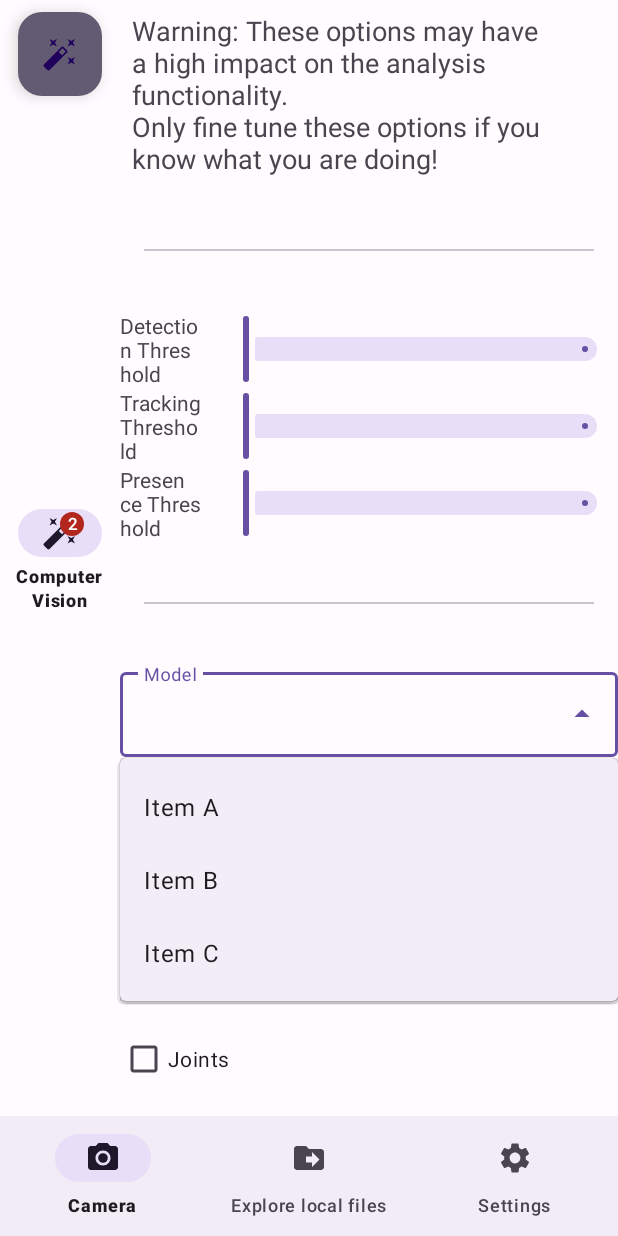
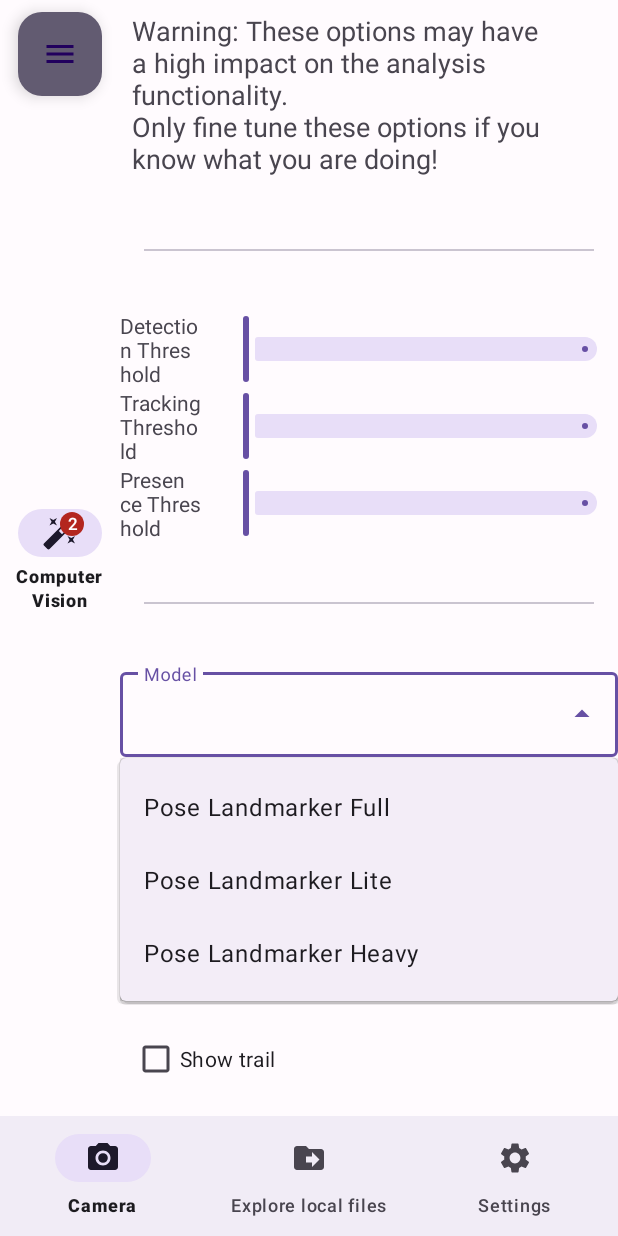
Before and after one commit to EspylArva/climbing-muse-kotlin, an Android app: the SettingsFragment screen opened through its navigation route, after a tap on an icon or button, on a phone screen of 412 x 824 dp. Run offline under Robolectric (Android 15) with nearby library versions, the phone set to English and light mode, and no system bars; our stand-ins replace Timber, data binding, navigation-ui; libraries missing offline, so code that uses them is left out: androidx.camera.core, androidx.camera.lifecycle, com.google.mediapipe.tasks; 12 statements that could not run were skipped; 1 other tap on this screen came first.

Commit message:
Binding Computer Vision Model (two way binding).

```diff
--- a/app/build.gradle
+++ b/app/build.gradle
@@ -1,6 +1,7 @@
 plugins {
     id 'com.android.application'
     id 'org.jetbrains.kotlin.android'
+    id 'kotlin-kapt'
 }
 
 android {
@@ -31,6 +32,7 @@
     }
     buildFeatures {
         viewBinding true
+        dataBinding true
     }
 }
 
--- /dev/null
+++ b/app/src/main/java/com/iteration/climbingmuse/ui/MaterialViewHelper.kt
@@ -0,0 +1,4 @@
+package com.iteration.climbingmuse.ui
+
+class MaterialViewHelper {
+}
--- a/app/src/main/java/com/iteration/climbingmuse/ui/camera/CameraFragment.kt
+++ b/app/src/main/java/com/iteration/climbingmuse/ui/camera/CameraFragment.kt
@@ -24,7 +24,7 @@
 import androidx.lifecycle.ViewModelProvider
 import androidx.navigation.Navigation
 import com.google.mediapipe.tasks.vision.core.RunningMode
-import com.iteration.climbingmuse.PoseLandmarkerHelper
+import com.iteration.climbingmuse.analysis.PoseLandmarkerHelper
 import com.iteration.climbingmuse.R
 import com.iteration.climbingmuse.analysis.*
 import com.iteration.climbingmuse.app.PermissionsFragment
--- a/app/src/main/java/com/iteration/climbingmuse/ui/settings/ComputerVisionSettingsFragment.kt
+++ b/app/src/main/java/com/iteration/climbingmuse/ui/settings/ComputerVisionSettingsFragment.kt
@@ -4,16 +4,25 @@
 import android.view.LayoutInflater
 import android.view.View
 import android.view.ViewGroup
+import android.widget.Toast
+import androidx.core.view.children
+import androidx.core.widget.doOnTextChanged
+import androidx.databinding.DataBindingUtil
 import androidx.fragment.app.Fragment
 import androidx.fragment.app.activityViewModels
 import androidx.lifecycle.ViewModelProvider
+import com.google.android.material.checkbox.MaterialCheckBox
 import com.google.android.material.textfield.MaterialAutoCompleteTextView
 import com.google.android.material.textfield.TextInputLayout
+import com.iteration.climbingmuse.R
+import com.iteration.climbingmuse.analysis.PoseLandmarkerHelper
 import com.iteration.climbingmuse.databinding.FragmentComputerVisionSettingsBinding
+import com.iteration.climbingmuse.ui.MaterialViewHelper.Companion.setSubCheckboxes
 
 class ComputerVisionSettingsFragment : Fragment() {
 
     private var _binding: FragmentComputerVisionSettingsBinding? = null
+    private lateinit var vm: SettingsViewModel
 
     // This property is only valid between onCreateView and
     // onDestroyView.
@@ -24,20 +33,21 @@
         container: ViewGroup?,
         savedInstanceState: Bundle?
     ): View {
-        val vm = ViewModelProvider(this).get(SettingsViewModel::class.java)
-
-        _binding = FragmentComputerVisionSettingsBinding.inflate(inflater, container, false)
-        val root: View = binding.root
-
-        val modelDropdown = binding.menuModel
-        setupDropdown(modelDropdown)
-
-
-        return root
+        vm = ViewModelProvider(this).get(SettingsViewModel::class.java)
+//        _binding = FragmentComputerVisionSettingsBinding.inflate(inflater, container, false)
+        _binding = DataBindingUtil.inflate(inflater, R.layout.fragment_computer_vision_settings, container, false)
+        binding.lifecycleOwner = this;
+        binding.viewmodel = vm
+        return binding.root
     }
 
-    private fun setupDropdown(modelDropdown: TextInputLayout) {
-        (modelDropdown.editText as? MaterialAutoCompleteTextView)?.setSimpleItems(arrayOf("Item A", "Item B", "Item C"))
+    override fun onResume() {
+        super.onResume()
+        setupDropdown(binding.menuModel)
+    }
+
+    private fun setupDropdown(modelDropdown: MaterialAutoCompleteTextView) {
+        modelDropdown.setSimpleItems(R.array.models_spinner_titles)
     }
 
     override fun onDestroyView() {
--- /dev/null
+++ b/app/src/main/res/drawable/ic_baseline_menu_24.xml
@@ -0,0 +1,5 @@
+<vector android:height="24dp" android:tint="#000000"
+    android:viewportHeight="24" android:viewportWidth="24"
+    android:width="24dp" xmlns:android="http://schemas.android.com/apk/res/android">
+    <path android:fillColor="@android:color/white" android:pathData="M3,18h18v-2L3,16v2zM3,13h18v-2L3,11v2zM3,6v2h18L21,6L3,6z"/>
+</vector>
--- a/app/src/main/res/layout/fragment_computer_vision_settings.xml
+++ b/app/src/main/res/layout/fragment_computer_vision_settings.xml
@@ -1,12 +1,21 @@
 <?xml version="1.0" encoding="utf-8"?>
-<LinearLayout
+<layout
     xmlns:android="http://schemas.android.com/apk/res/android"
     xmlns:app="http://schemas.android.com/apk/res-auto"
     xmlns:tools="http://schemas.android.com/tools"
+    tools:context=".ui.settings.ComputerVisionSettingsFragment">
+
+    <data>
+        <variable
+            name="viewmodel"
+            type="com.iteration.climbingmuse.ui.settings.SettingsViewModel"/>
+
+    </data>
+
+    <LinearLayout
         android:layout_width="match_parent"
         android:layout_height="match_parent"
-    android:orientation="vertical"
-    tools:context=".ui.settings.ComputerVisionSettingsFragment">
+        android:orientation="vertical">
 
         <com.google.android.material.textview.MaterialTextView
             android:layout_width="match_parent"
@@ -107,16 +116,17 @@
                     app:dividerInsetEnd="16dp"/>
 
                 <com.google.android.material.textfield.TextInputLayout
-                android:id="@+id/menu_model"
                     android:layout_width="match_parent"
                     android:layout_height="wrap_content"
                     style="@style/Widget.Material3.TextInputLayout.OutlinedBox.ExposedDropdownMenu"
                     android:hint="@string/cv_settings_model">
 
                     <com.google.android.material.textfield.MaterialAutoCompleteTextView
+                        android:id="@+id/menu_model"
+                        android:text="@={viewmodel.model}"
                         android:layout_width="match_parent"
                         android:layout_height="wrap_content"
-                    android:inputType="none" />
+                        android:inputType="none"/>
                 </com.google.android.material.textfield.TextInputLayout>
 
                 <com.google.android.material.divider.MaterialDivider
@@ -145,25 +155,11 @@
                         android:layout_height="wrap_content"
                         android:checked="false"
                         android:text="Center of Gravity"/>
-                <com.google.android.material.checkbox.MaterialCheckBox
-                    android:id="@+id/check_joint_decorator"
-                    android:layout_width="wrap_content"
-                    android:layout_height="wrap_content"
-                    android:checked="false"
-                    android:text="Joints"/>
-                <com.google.android.material.checkbox.MaterialCheckBox
-                    android:id="@+id/check_muscle_engagement"
-                    android:layout_width="wrap_content"
-                    android:layout_height="wrap_content"
-                    android:checked="false"
-                    android:text="Muscles"/>
-
-            </LinearLayout>
-
                     <LinearLayout
                         android:id="@+id/cog_subchecks_container"
                         android:layout_width="match_parent"
                         android:layout_height="wrap_content"
+                        android:layout_marginStart="@dimen/subcheckbox_margin"
                         android:orientation="vertical">
 
                         <CheckBox
@@ -184,7 +180,24 @@
                             android:layout_height="wrap_content"
                             android:text="Show stability marker"/>
                     </LinearLayout>
+                    <com.google.android.material.checkbox.MaterialCheckBox
+                        android:id="@+id/check_joint_decorator"
+                        android:layout_width="wrap_content"
+                        android:layout_height="wrap_content"
+                        android:checked="false"
+                        android:text="Joints"/>
+                    <com.google.android.material.checkbox.MaterialCheckBox
+                        android:id="@+id/check_muscle_engagement"
+                        android:layout_width="wrap_content"
+                        android:layout_height="wrap_content"
+                        android:checked="false"
+                        android:text="Muscles"/>
+
+                </LinearLayout>
+
+
 
             </LinearLayout>
         </ScrollView>
     </LinearLayout>
+</layout>
--- a/app/src/main/res/layout/navigation_rail_fab.xml
+++ b/app/src/main/res/layout/navigation_rail_fab.xml
@@ -4,6 +4,6 @@
     xmlns:app="http://schemas.android.com/apk/res-auto"
     android:layout_width="wrap_content"
     android:layout_height="wrap_content"
-    app:srcCompat="@drawable/baseline_auto_fix_high_24"
+    app:srcCompat="@drawable/ic_baseline_menu_24"
     app:backgroundTint="@color/md_theme_light_secondary">
 </com.google.android.material.floatingactionbutton.FloatingActionButton>
--- a/app/src/main/res/values/strings.xml
+++ b/app/src/main/res/values/strings.xml
@@ -31,5 +31,11 @@
     <string name="cv_settings_detection_threshold">Detection Threshold</string>
     <string name="cv_settings_warning">Warning: These options may have a high impact on the analysis functionality.\nOnly fine tune these options if you know what you are doing!</string>
 
+    <string-array name="models_spinner_titles">
+        <item>Pose Landmarker Full</item>
+        <item>Pose Landmarker Lite</item>
+        <item>Pose Landmarker Heavy</item>
+    </string-array>
+
     <!-- Unclassified -->
 </resources>
```
Also changed, not shown: app/src/main/java/com/iteration/climbingmuse/analysis/PoseLandmarkerHelper.kt (renamed from app/src/main/java/com/iteration/climbingmuse/PoseLandmarkerHelper.kt, +8 -6 lines), app/src/main/java/com/iteration/climbingmuse/ui/settings/SettingsViewModel.kt (+30 -6 lines). Lines whose indentation alone changed are shown as unchanged.
